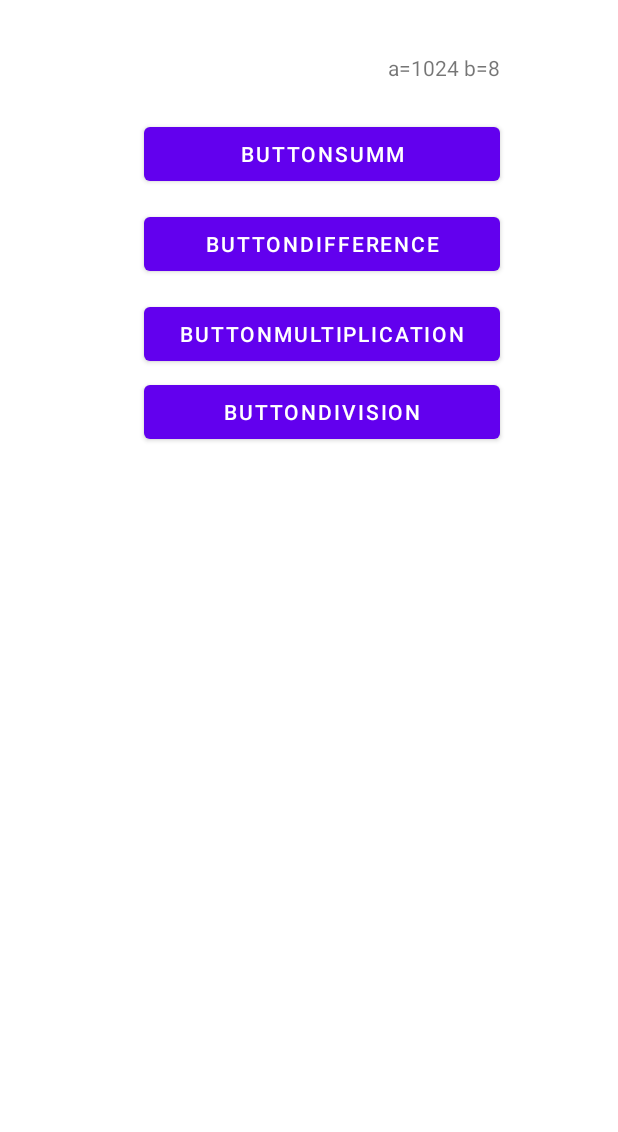
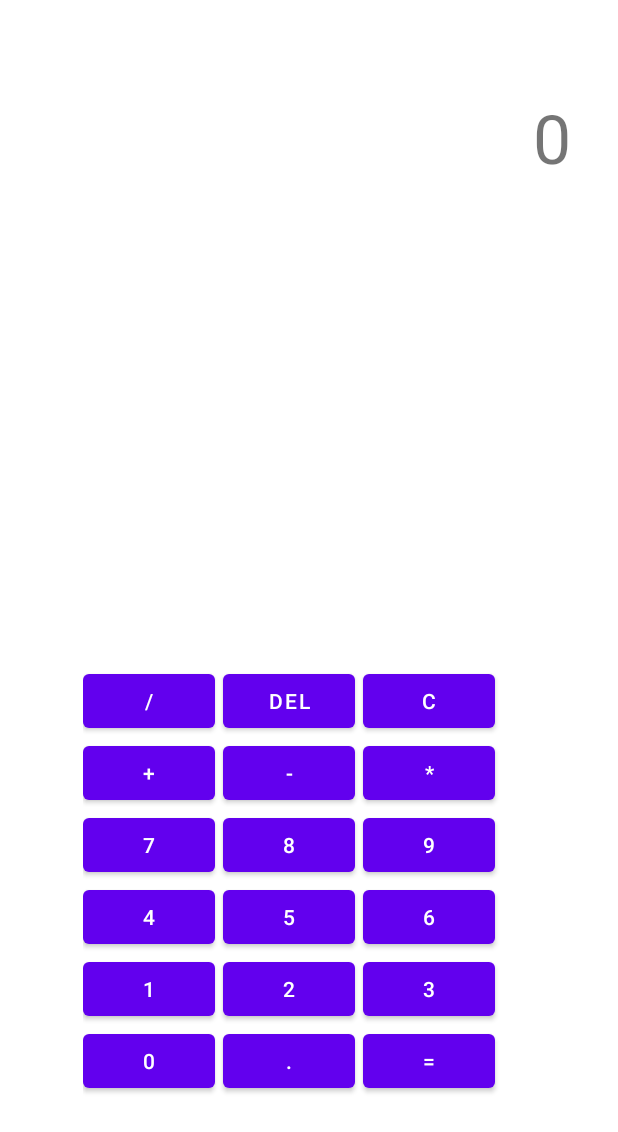
Before and after one commit to dnv87/NecoApp, an Android app: the layout activity_main.xml on its own in the app's theme, with its tools: preview values and no code run, on a phone screen of 412 x 824 dp. Shown: the top 1132 px of the screen. Run offline under Robolectric (Android 15) with nearby library versions, the phone set to English and light mode, and no system bars.

Commit message:
задумка сделать калькулятор, но пока оставим на потом

```diff
--- a/app/src/main/java/com/example/necoapp/MainActivity.kt
+++ b/app/src/main/java/com/example/necoapp/MainActivity.kt
@@ -20,7 +20,8 @@ class MainActivity : AppCompatActivity() {
         bindingClass= ActivityMainBinding.inflate(layoutInflater)
 //        setContentView(R.layout.activity_main)
         setContentView(bindingClass.root)
-        bindingClass.btnSum.setOnClickListener {
+
+        /*bindingClass.btnSum.setOnClickListener {
             val result = a + b
             bindingClass.tView.text = "сумма равна $result"
         }
@@ -35,7 +36,9 @@ class MainActivity : AppCompatActivity() {
         bindingClass.btnDiv.setOnClickListener {
             val result : Float = a.toFloat() / b.toFloat()
             bindingClass.tView.text = "деление равно $result"
-        }
+        }*/
+
+        if (bindingClass.tView.text == "0")
 
     }
 }
--- a/app/src/main/res/layout/activity_main.xml
+++ b/app/src/main/res/layout/activity_main.xml
@@ -8,54 +8,217 @@
 
     <TextView
         android:id="@+id/tView"
-        android:layout_width="237dp"
-        android:layout_height="wrap_content"
-        android:text="a=1024 b=8"
+        android:layout_width="324dp"
+        android:layout_height="60dp"
+        android:text="0"
         android:textAlignment="textEnd"
+        android:textSize="45dp"
         app:layout_constraintBottom_toBottomOf="parent"
         app:layout_constraintEnd_toEndOf="parent"
-        app:layout_constraintHorizontal_bias="0.551"
+        app:layout_constraintHorizontal_bias="0.644"
         app:layout_constraintStart_toStartOf="parent"
         app:layout_constraintTop_toTopOf="parent"
-        app:layout_constraintVertical_bias="0.044" />
+        app:layout_constraintVertical_bias="0.08" />
+
+    <TableLayout
+        android:id="@+id/tableLayout"
+        android:layout_width="330dp"
+        android:layout_height="316dp"
+        app:layout_constraintBottom_toBottomOf="parent"
+        app:layout_constraintEnd_toEndOf="@+id/tView"
+        app:layout_constraintHorizontal_bias="0.305"
+        app:layout_constraintStart_toStartOf="@+id/tView"
+        app:layout_constraintTop_toBottomOf="@+id/tView"
+        app:layout_constraintVertical_bias="0.832">
+
+        <TableRow
+            android:layout_width="match_parent"
+            android:layout_height="match_parent">
+
+            <Button
+                android:id="@+id/btnDiv"
+                android:layout_width="match_parent"
+                android:layout_height="wrap_content"
+                android:text="/" />
+
+            <Space
+                android:layout_width="5dp"
+                android:layout_height="wrap_content" />
+
+            <Button
+                android:id="@+id/button2"
+                android:layout_width="match_parent"
+                android:layout_height="wrap_content"
+                android:text="del" />
+
+            <Space
+                android:layout_width="5dp"
+                android:layout_height="wrap_content" />
+
+            <Button
+                android:id="@+id/btnClean"
+                android:layout_width="match_parent"
+                android:layout_height="wrap_content"
+                android:text="C" />
+        </TableRow>
+
+        <TableRow
+            android:layout_width="match_parent"
+            android:layout_height="match_parent">
 
             <Button
                 android:id="@+id/btnSum"
-        android:layout_width="237dp"
+                android:layout_width="wrap_content"
                 android:layout_height="wrap_content"
-        android:layout_marginTop="24dp"
-        android:text="ButtonSumm"
-        app:layout_constraintEnd_toEndOf="@+id/tView"
-        app:layout_constraintStart_toStartOf="@+id/tView"
-        app:layout_constraintTop_toBottomOf="@+id/tView" />
+                android:text="+" />
+
+            <Space
+                android:layout_width="5dp"
+                android:layout_height="wrap_content" />
 
             <Button
                 android:id="@+id/btnDiff"
-        android:layout_width="237dp"
+                android:layout_width="wrap_content"
                 android:layout_height="wrap_content"
-        android:layout_marginTop="12dp"
-        android:text="ButtonDifference"
-        app:layout_constraintEnd_toEndOf="@+id/btnSum"
-        app:layout_constraintStart_toStartOf="@+id/btnSum"
-        app:layout_constraintTop_toBottomOf="@+id/btnSum" />
+                android:text="-" />
+
+            <Space
+                android:layout_width="5dp"
+                android:layout_height="wrap_content" />
 
             <Button
                 android:id="@+id/btnMulti"
-        android:layout_width="237dp"
+                android:layout_width="wrap_content"
                 android:layout_height="wrap_content"
-        android:layout_marginTop="12dp"
-        android:text="ButtonMultiplication"
-        app:layout_constraintEnd_toEndOf="@+id/btnDiff"
-        app:layout_constraintStart_toStartOf="@+id/btnDiff"
-        app:layout_constraintTop_toBottomOf="@+id/btnDiff" />
+                android:text="*" />
+
+        </TableRow>
+
+        <TableRow
+            android:layout_width="match_parent"
+            android:layout_height="match_parent">
 
             <Button
-        android:id="@+id/btnDiv"
-        android:layout_width="237dp"
+                android:id="@+id/b7"
+                android:layout_width="wrap_content"
                 android:layout_height="wrap_content"
-        android:layout_marginTop="4dp"
-        android:text="ButtonDivision"
-        app:layout_constraintEnd_toEndOf="@+id/btnMulti"
-        app:layout_constraintStart_toStartOf="@+id/btnMulti"
-        app:layout_constraintTop_toBottomOf="@+id/btnMulti" />
+                android:text="7" />
+
+            <Space
+                android:layout_width="5dp"
+                android:layout_height="wrap_content" />
+
+            <Button
+                android:id="@+id/b8"
+                android:layout_width="wrap_content"
+                android:layout_height="wrap_content"
+                android:text="8" />
+
+            <Space
+                android:layout_width="5dp"
+                android:layout_height="wrap_content" />
+
+            <Button
+                android:id="@+id/b9"
+                android:layout_width="wrap_content"
+                android:layout_height="wrap_content"
+                android:text="9" />
+        </TableRow>
+
+        <TableRow
+            android:layout_width="363dp"
+            android:layout_height="match_parent">
+
+            <Button
+                android:id="@+id/b4"
+                android:layout_width="wrap_content"
+                android:layout_height="wrap_content"
+                android:text="4" />
+
+            <Space
+                android:layout_width="5dp"
+                android:layout_height="wrap_content" />
+
+            <Button
+                android:id="@+id/b5"
+                android:layout_width="wrap_content"
+                android:layout_height="wrap_content"
+                android:text="5" />
+
+            <Space
+                android:layout_width="5dp"
+                android:layout_height="wrap_content" />
+
+            <Button
+                android:id="@+id/b6"
+                android:layout_width="wrap_content"
+                android:layout_height="wrap_content"
+                android:text="6" />
+
+        </TableRow>
+
+        <TableRow
+            android:layout_width="match_parent"
+            android:layout_height="match_parent">
+
+            <Button
+                android:id="@+id/b1"
+                android:layout_width="wrap_content"
+                android:layout_height="wrap_content"
+                android:text="1" />
+
+            <Space
+                android:layout_width="5dp"
+                android:layout_height="wrap_content" />
+
+            <Button
+                android:id="@+id/b2"
+                android:layout_width="wrap_content"
+                android:layout_height="wrap_content"
+                android:text="2" />
+
+            <Space
+                android:layout_width="5dp"
+                android:layout_height="wrap_content" />
+
+            <Button
+                android:id="@+id/b3"
+                android:layout_width="wrap_content"
+                android:layout_height="wrap_content"
+                android:text="3" />
+        </TableRow>
+
+        <TableRow
+            android:layout_width="match_parent"
+            android:layout_height="match_parent">
+
+            <Button
+                android:id="@+id/b0"
+                android:layout_width="wrap_content"
+                android:layout_height="wrap_content"
+                android:text="0" />
+
+            <Space
+                android:layout_width="5dp"
+                android:layout_height="wrap_content" />
+
+            <Button
+                android:id="@+id/bReal"
+                android:layout_width="wrap_content"
+                android:layout_height="wrap_content"
+                android:text="." />
+
+            <Space
+                android:layout_width="5dp"
+                android:layout_height="wrap_content" />
+
+            <Button
+                android:id="@+id/bResult"
+                android:layout_width="wrap_content"
+                android:layout_height="match_parent"
+                android:text="=" />
+
+        </TableRow>
+    </TableLayout>
+
 </androidx.constraintlayout.widget.ConstraintLayout>
```
Lines whose indentation alone changed are shown as unchanged.
